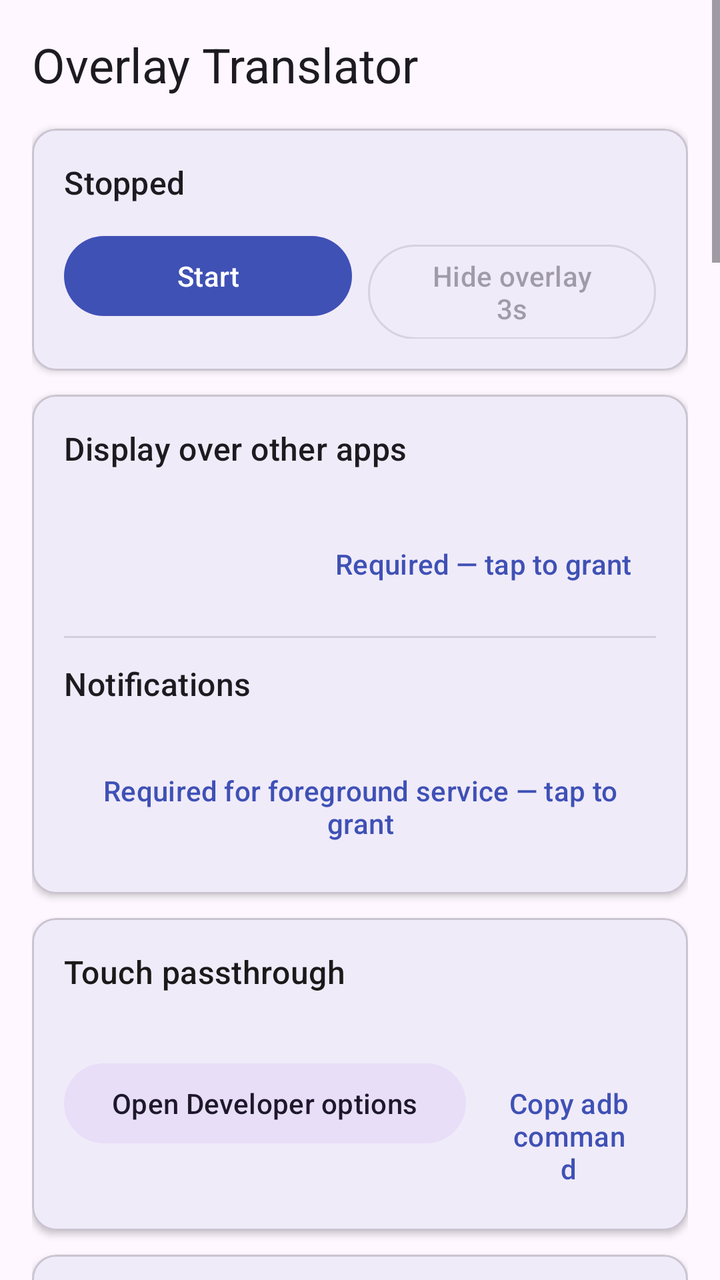
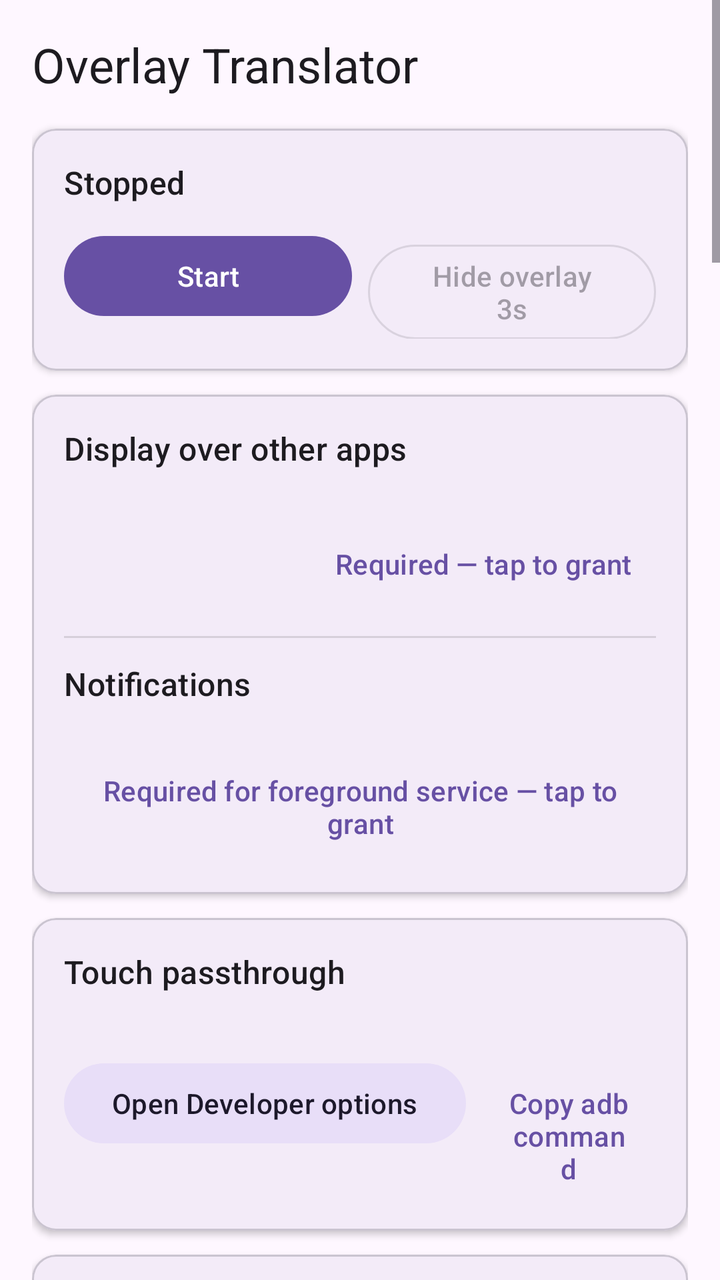

Compare the two renders of this Android layout. The source of the first and the diff that turns it into the second are given below.
<!-- AndroidManifest.xml: application theme Theme.OverlayTranslator -->
<!-- res/layout/activity_main.xml -->
<?xml version="1.0" encoding="utf-8"?>
<ScrollView xmlns:android="http://schemas.android.com/apk/res/android"
    xmlns:app="http://schemas.android.com/apk/res-auto"
    android:id="@+id/settings_root"
    android:layout_width="match_parent"
    android:layout_height="match_parent"
    android:fillViewport="true">

    <LinearLayout
        android:layout_width="match_parent"
        android:layout_height="wrap_content"
        android:orientation="vertical"
        android:padding="16dp">

        <TextView
            android:layout_width="match_parent"
            android:layout_height="wrap_content"
            android:text="@string/home_title"
            android:textAppearance="?attr/textAppearanceHeadlineSmall" />

        
        <com.google.android.material.card.MaterialCardView
            android:layout_width="match_parent"
            android:layout_height="wrap_content"
            android:layout_marginTop="16dp"
            app:cardCornerRadius="12dp"
            app:cardElevation="2dp">

            <LinearLayout
                android:layout_width="match_parent"
                android:layout_height="wrap_content"
                android:orientation="vertical"
                android:padding="16dp">

                <TextView
                    android:id="@+id/statusText"
                    android:layout_width="match_parent"
                    android:layout_height="wrap_content"
                    android:text="@string/status_stopped"
                    android:textAppearance="?attr/textAppearanceTitleMedium" />

                <LinearLayout
                    android:layout_width="match_parent"
                    android:layout_height="wrap_content"
                    android:layout_marginTop="12dp"
                    android:orientation="horizontal">

                    <com.google.android.material.button.MaterialButton
                        android:id="@+id/startStopButton"
                        android:layout_width="0dp"
                        android:layout_height="wrap_content"
                        android:layout_weight="1"
                        android:text="@string/btn_start" />

                    <com.google.android.material.button.MaterialButton
                        android:id="@+id/hideOverlayButton"
                        style="@style/Widget.Material3.Button.OutlinedButton"
                        android:layout_width="0dp"
                        android:layout_height="wrap_content"
                        android:layout_marginStart="8dp"
                        android:layout_weight="1"
                        android:enabled="false"
                        android:text="@string/btn_hide_overlay" />
                </LinearLayout>
            </LinearLayout>
        </com.google.android.material.card.MaterialCardView>

        
        <com.google.android.material.card.MaterialCardView
            android:layout_width="match_parent"
            android:layout_height="wrap_content"
            android:layout_marginTop="12dp"
            app:cardCornerRadius="12dp"
            app:cardElevation="2dp">

            <LinearLayout
                android:layout_width="match_parent"
                android:layout_height="wrap_content"
                android:orientation="vertical"
                android:padding="16dp">

                <TextView
                    android:layout_width="match_parent"
                    android:layout_height="wrap_content"
                    android:text="@string/perm_overlay_title"
                    android:textAppearance="?attr/textAppearanceTitleMedium" />

                <TextView
                    android:id="@+id/overlayPermStatus"
                    android:layout_width="match_parent"
                    android:layout_height="wrap_content"
                    android:layout_marginTop="4dp"
                    android:textAppearance="?attr/textAppearanceBodyMedium" />

                <com.google.android.material.button.MaterialButton
                    android:id="@+id/overlayPermButton"
                    style="@style/Widget.Material3.Button.TextButton"
                    android:layout_width="wrap_content"
                    android:layout_height="wrap_content"
                    android:layout_gravity="end"
                    android:text="@string/perm_overlay_missing" />

                <View
                    android:layout_width="match_parent"
                    android:layout_height="1dp"
                    android:layout_marginVertical="12dp"
                    android:background="?android:attr/listDivider" />

                <TextView
                    android:layout_width="match_parent"
                    android:layout_height="wrap_content"
                    android:text="@string/perm_notifications_title"
                    android:textAppearance="?attr/textAppearanceTitleMedium" />

                <TextView
                    android:id="@+id/notifPermStatus"
                    android:layout_width="match_parent"
                    android:layout_height="wrap_content"
                    android:layout_marginTop="4dp"
                    android:textAppearance="?attr/textAppearanceBodyMedium" />

                <com.google.android.material.button.MaterialButton
                    android:id="@+id/notifPermButton"
                    style="@style/Widget.Material3.Button.TextButton"
                    android:layout_width="wrap_content"
                    android:layout_height="wrap_content"
                    android:layout_gravity="end"
                    android:text="@string/perm_notifications_missing" />
            </LinearLayout>
        </com.google.android.material.card.MaterialCardView>

        
        <com.google.android.material.card.MaterialCardView
            android:id="@+id/touchSetupCard"
            android:layout_width="match_parent"
            android:layout_height="wrap_content"
            android:layout_marginTop="12dp"
            app:cardCornerRadius="12dp"
            app:cardElevation="2dp">

            <LinearLayout
                android:layout_width="match_parent"
                android:layout_height="wrap_content"
                android:orientation="vertical"
                android:padding="16dp">

                <TextView
                    android:layout_width="match_parent"
                    android:layout_height="wrap_content"
                    android:text="@string/touch_setup_title"
                    android:textColor="#FF1A1A1A"
                    android:textAppearance="?attr/textAppearanceTitleMedium" />

                <TextView
                    android:id="@+id/touchSetupStatus"
                    android:layout_width="match_parent"
                    android:layout_height="wrap_content"
                    android:layout_marginTop="4dp"
                    android:textColor="#FF1A1A1A"
                    android:textAppearance="?attr/textAppearanceBodyMedium" />

                <LinearLayout
                    android:id="@+id/touchSetupActions"
                    android:layout_width="match_parent"
                    android:layout_height="wrap_content"
                    android:layout_marginTop="8dp"
                    android:orientation="horizontal">

                    <com.google.android.material.button.MaterialButton
                        android:id="@+id/openDevOptionsButton"
                        style="@style/Widget.Material3.Button.TonalButton"
                        android:layout_width="wrap_content"
                        android:layout_height="wrap_content"
                        android:text="@string/touch_setup_open_settings" />

                    <com.google.android.material.button.MaterialButton
                        android:id="@+id/copyAdbButton"
                        style="@style/Widget.Material3.Button.TextButton"
                        android:layout_width="wrap_content"
                        android:layout_height="wrap_content"
                        android:layout_marginStart="8dp"
                        android:text="@string/touch_setup_copy_adb" />
                </LinearLayout>
            </LinearLayout>
        </com.google.android.material.card.MaterialCardView>

        
        <com.google.android.material.card.MaterialCardView
            android:layout_width="match_parent"
            android:layout_height="wrap_content"
            android:layout_marginTop="12dp"
            app:cardCornerRadius="12dp"
            app:cardElevation="2dp">

            <LinearLayout
                android:layout_width="match_parent"
                android:layout_height="wrap_content"
                android:orientation="vertical"
                android:padding="16dp">

                <TextView
                    android:layout_width="match_parent"
                    android:layout_height="wrap_content"
                    android:text="@string/settings_language"
                    android:textAppearance="?attr/textAppearanceTitleMedium" />

                <Spinner
                    android:id="@+id/languageSpinner"
                    android:layout_width="match_parent"
                    android:layout_height="wrap_content"
                    android:layout_marginTop="4dp"
                    android:entries="@array/source_language_labels" />

                <TextView
                    android:layout_width="match_parent"
                    android:layout_height="wrap_content"
                    android:layout_marginTop="16dp"
                    android:text="@string/settings_backend"
                    android:textAppearance="?attr/textAppearanceTitleMedium" />

                <Spinner
                    android:id="@+id/backendSpinner"
                    android:layout_width="match_parent"
                    android:layout_height="wrap_content"
                    android:layout_marginTop="4dp"
                    android:entries="@array/backend_labels" />

                <TextView
                    android:id="@+id/fpsLabel"
                    android:layout_width="match_parent"
                    android:layout_height="wrap_content"
                    android:layout_marginTop="16dp"
                    android:text="@string/settings_fps"
                    android:textAppearance="?attr/textAppearanceTitleMedium" />

                <TextView
                    android:layout_width="match_parent"
                    android:layout_height="wrap_content"
                    android:layout_marginTop="2dp"
                    android:text="@string/settings_fps_desc"
                    android:textAppearance="?attr/textAppearanceBodySmall" />

                <SeekBar
                    android:id="@+id/fpsSeekBar"
                    android:layout_width="match_parent"
                    android:layout_height="wrap_content"
                    android:layout_marginTop="4dp"
                    android:max="19"
                    android:progress="4" />

                <TextView
                    android:id="@+id/opacityLabel"
                    android:layout_width="match_parent"
                    android:layout_height="wrap_content"
                    android:layout_marginTop="16dp"
                    android:text="@string/settings_opacity"
                    android:textAppearance="?attr/textAppearanceTitleMedium" />

                <TextView
                    android:layout_width="match_parent"
                    android:layout_height="wrap_content"
                    android:layout_marginTop="2dp"
                    android:text="@string/settings_opacity_desc"
                    android:textAppearance="?attr/textAppearanceBodySmall" />

                <SeekBar
                    android:id="@+id/opacitySeekBar"
                    android:layout_width="match_parent"
                    android:layout_height="wrap_content"
                    android:layout_marginTop="4dp"
                    android:max="100"
                    android:progress="90" />

                <TextView
                    android:id="@+id/forceLabel"
                    android:layout_width="match_parent"
                    android:layout_height="wrap_content"
                    android:layout_marginTop="16dp"
                    android:text="@string/settings_force_every"
                    android:textAppearance="?attr/textAppearanceTitleMedium" />

                <TextView
                    android:layout_width="match_parent"
                    android:layout_height="wrap_content"
                    android:layout_marginTop="2dp"
                    android:text="@string/settings_force_every_desc"
                    android:textAppearance="?attr/textAppearanceBodySmall" />

                <SeekBar
                    android:id="@+id/forceSeekBar"
                    android:layout_width="match_parent"
                    android:layout_height="wrap_content"
                    android:layout_marginTop="4dp"
                    android:max="14"
                    android:progress="4" />

                <TextView
                    android:id="@+id/changeLabel"
                    android:layout_width="match_parent"
                    android:layout_height="wrap_content"
                    android:layout_marginTop="16dp"
                    android:text="@string/settings_change_pct"
                    android:textAppearance="?attr/textAppearanceTitleMedium" />

                <TextView
                    android:layout_width="match_parent"
                    android:layout_height="wrap_content"
                    android:layout_marginTop="2dp"
                    android:text="@string/settings_change_pct_desc"
                    android:textAppearance="?attr/textAppearanceBodySmall" />

                <SeekBar
                    android:id="@+id/changeSeekBar"
                    android:layout_width="match_parent"
                    android:layout_height="wrap_content"
                    android:layout_marginTop="4dp"
                    android:max="50"
                    android:progress="6" />

                <TextView
                    android:id="@+id/ocrConfLabel"
                    android:layout_width="match_parent"
                    android:layout_height="wrap_content"
                    android:layout_marginTop="16dp"
                    android:text="@string/settings_ocr_conf"
                    android:textAppearance="?attr/textAppearanceTitleMedium" />

                <TextView
                    android:layout_width="match_parent"
                    android:layout_height="wrap_content"
                    android:layout_marginTop="2dp"
                    android:text="@string/settings_ocr_conf_desc"
                    android:textAppearance="?attr/textAppearanceBodySmall" />

                <SeekBar
                    android:id="@+id/ocrConfSeekBar"
                    android:layout_width="match_parent"
                    android:layout_height="wrap_content"
                    android:layout_marginTop="4dp"
                    android:max="95"
                    android:progress="50" />

                <TextView
                    android:id="@+id/lineGapLabel"
                    android:layout_width="match_parent"
                    android:layout_height="wrap_content"
                    android:layout_marginTop="16dp"
                    android:text="@string/settings_line_gap"
                    android:textAppearance="?attr/textAppearanceTitleMedium" />

                <TextView
                    android:layout_width="match_parent"
                    android:layout_height="wrap_content"
                    android:layout_marginTop="2dp"
                    android:text="@string/settings_line_gap_desc"
                    android:textAppearance="?attr/textAppearanceBodySmall" />

                <SeekBar
                    android:id="@+id/lineGapSeekBar"
                    android:layout_width="match_parent"
                    android:layout_height="wrap_content"
                    android:layout_marginTop="4dp"
                    android:max="13"
                    android:progress="5" />

                <TextView
                    android:id="@+id/pacingLabel"
                    android:layout_width="match_parent"
                    android:layout_height="wrap_content"
                    android:layout_marginTop="16dp"
                    android:text="@string/settings_pacing"
                    android:textAppearance="?attr/textAppearanceTitleMedium" />

                <TextView
                    android:layout_width="match_parent"
                    android:layout_height="wrap_content"
                    android:layout_marginTop="2dp"
                    android:text="@string/settings_pacing_desc"
                    android:textAppearance="?attr/textAppearanceBodySmall" />

                <SeekBar
                    android:id="@+id/pacingSeekBar"
                    android:layout_width="match_parent"
                    android:layout_height="wrap_content"
                    android:layout_marginTop="4dp"
                    android:max="19"
                    android:progress="1" />

                <TextView
                    android:id="@+id/twDeferLabel"
                    android:layout_width="match_parent"
                    android:layout_height="wrap_content"
                    android:layout_marginTop="16dp"
                    android:text="@string/settings_tw_defer"
                    android:textAppearance="?attr/textAppearanceTitleMedium" />

                <TextView
                    android:layout_width="match_parent"
                    android:layout_height="wrap_content"
                    android:layout_marginTop="2dp"
                    android:text="@string/settings_tw_defer_desc"
                    android:textAppearance="?attr/textAppearanceBodySmall" />

                <SeekBar
                    android:id="@+id/twDeferSeekBar"
                    android:layout_width="match_parent"
                    android:layout_height="wrap_content"
                    android:layout_marginTop="4dp"
                    android:max="3"
                    android:progress="0" />

                <com.google.android.material.materialswitch.MaterialSwitch
                    android:id="@+id/syncSwitch"
                    android:layout_width="match_parent"
                    android:layout_height="wrap_content"
                    android:layout_marginTop="16dp"
                    android:text="@string/settings_sync_display"
                    android:textAppearance="?attr/textAppearanceTitleMedium" />

                <TextView
                    android:layout_width="match_parent"
                    android:layout_height="wrap_content"
                    android:layout_marginTop="2dp"
                    android:text="@string/settings_sync_display_desc"
                    android:textAppearance="?attr/textAppearanceBodySmall" />

                <TextView
                    android:id="@+id/clearAfterLabel"
                    android:layout_width="match_parent"
                    android:layout_height="wrap_content"
                    android:layout_marginTop="16dp"
                    android:text="@string/settings_clear_after"
                    android:textAppearance="?attr/textAppearanceTitleMedium" />

                <TextView
                    android:layout_width="match_parent"
                    android:layout_height="wrap_content"
                    android:layout_marginTop="2dp"
                    android:text="@string/settings_clear_after_desc"
                    android:textAppearance="?attr/textAppearanceBodySmall" />

                <SeekBar
                    android:id="@+id/clearAfterSeekBar"
                    android:layout_width="match_parent"
                    android:layout_height="wrap_content"
                    android:layout_marginTop="4dp"
                    android:max="4"
                    android:progress="1" />

                <com.google.android.material.materialswitch.MaterialSwitch
                    android:id="@+id/overflowSwitch"
                    android:layout_width="match_parent"
                    android:layout_height="wrap_content"
                    android:layout_marginTop="16dp"
                    android:text="@string/settings_text_overflow"
                    android:textAppearance="?attr/textAppearanceTitleMedium" />

                <TextView
                    android:layout_width="match_parent"
                    android:layout_height="wrap_content"
                    android:layout_marginTop="2dp"
                    android:text="@string/settings_text_overflow_desc"
                    android:textAppearance="?attr/textAppearanceBodySmall" />

                <com.google.android.material.materialswitch.MaterialSwitch
                    android:id="@+id/normalizeSwitch"
                    android:layout_width="match_parent"
                    android:layout_height="wrap_content"
                    android:layout_marginTop="16dp"
                    android:text="@string/settings_normalize_cache"
                    android:textAppearance="?attr/textAppearanceTitleMedium" />

                <TextView
                    android:layout_width="match_parent"
                    android:layout_height="wrap_content"
                    android:layout_marginTop="2dp"
                    android:text="@string/settings_normalize_cache_desc"
                    android:textAppearance="?attr/textAppearanceBodySmall" />

                <com.google.android.material.materialswitch.MaterialSwitch
                    android:id="@+id/audioSwitch"
                    android:layout_width="match_parent"
                    android:layout_height="wrap_content"
                    android:layout_marginTop="16dp"
                    android:text="@string/settings_audio"
                    android:textAppearance="?attr/textAppearanceTitleMedium" />

                <TextView
                    android:layout_width="match_parent"
                    android:layout_height="wrap_content"
                    android:layout_marginTop="2dp"
                    android:text="@string/settings_audio_desc"
                    android:textAppearance="?attr/textAppearanceBodySmall" />

                <TextView
                    android:layout_width="match_parent"
                    android:layout_height="wrap_content"
                    android:layout_marginTop="16dp"
                    android:text="@string/settings_audio_quality"
                    android:textAppearance="?attr/textAppearanceTitleMedium" />

                <Spinner
                    android:id="@+id/audioQualitySpinner"
                    android:layout_width="match_parent"
                    android:layout_height="wrap_content"
                    android:layout_marginTop="4dp"
                    android:entries="@array/audio_quality_labels" />

                <TextView
                    android:layout_width="match_parent"
                    android:layout_height="wrap_content"
                    android:layout_marginTop="2dp"
                    android:text="@string/settings_audio_quality_desc"
                    android:textAppearance="?attr/textAppearanceBodySmall" />

                <TextView
                    android:id="@+id/modelUrlLabel"
                    android:layout_width="match_parent"
                    android:layout_height="wrap_content"
                    android:layout_marginTop="16dp"
                    android:text="@string/settings_model_url"
                    android:textAppearance="?attr/textAppearanceTitleMedium" />

                <TextView
                    android:layout_width="match_parent"
                    android:layout_height="wrap_content"
                    android:layout_marginTop="2dp"
                    android:text="@string/settings_model_url_desc"
                    android:textAppearance="?attr/textAppearanceBodySmall" />

                <EditText
                    android:id="@+id/modelUrlInput"
                    android:layout_width="match_parent"
                    android:layout_height="wrap_content"
                    android:layout_marginTop="4dp"
                    android:inputType="textUri"
                    android:maxLines="3"
                    android:importantForAutofill="no" />

                <com.google.android.material.button.MaterialButton
                    android:id="@+id/downloadModelButton"
                    style="@style/Widget.Material3.Button.TonalButton"
                    android:layout_width="match_parent"
                    android:layout_height="wrap_content"
                    android:layout_marginTop="16dp"
                    android:text="@string/btn_download_model" />

                <TextView
                    android:layout_width="match_parent"
                    android:layout_height="wrap_content"
                    android:layout_marginTop="8dp"
                    android:autoLink="web"
                    android:text="@string/model_origin"
                    android:textAppearance="?attr/textAppearanceBodySmall" />

                <com.google.android.material.button.MaterialButton
                    android:id="@+id/glossaryButton"
                    style="@style/Widget.Material3.Button.TonalButton"
                    android:layout_width="match_parent"
                    android:layout_height="wrap_content"
                    android:layout_marginTop="8dp"
                    android:text="@string/btn_glossary" />

                <TextView
                    android:id="@+id/cacheSizeText"
                    android:layout_width="match_parent"
                    android:layout_height="wrap_content"
                    android:layout_marginTop="16dp"
                    android:text="@string/cache_size_label"
                    android:textAppearance="?attr/textAppearanceBodyMedium" />

                <LinearLayout
                    android:layout_width="match_parent"
                    android:layout_height="wrap_content"
                    android:layout_marginTop="8dp"
                    android:orientation="horizontal">

                    <com.google.android.material.button.MaterialButton
                        android:id="@+id/exportSettingsButton"
                        style="@style/Widget.Material3.Button.OutlinedButton"
                        android:layout_width="0dp"
                        android:layout_height="wrap_content"
                        android:layout_weight="1"
                        android:text="@string/btn_export_settings" />

                    <com.google.android.material.button.MaterialButton
                        android:id="@+id/importSettingsButton"
                        style="@style/Widget.Material3.Button.OutlinedButton"
                        android:layout_width="0dp"
                        android:layout_height="wrap_content"
                        android:layout_marginStart="8dp"
                        android:layout_weight="1"
                        android:text="@string/btn_import_settings" />
                </LinearLayout>

                <LinearLayout
                    android:layout_width="match_parent"
                    android:layout_height="wrap_content"
                    android:layout_marginTop="8dp"
                    android:orientation="horizontal">

                    <com.google.android.material.button.MaterialButton
                        android:id="@+id/exportCacheButton"
                        style="@style/Widget.Material3.Button.OutlinedButton"
                        android:layout_width="0dp"
                        android:layout_height="wrap_content"
                        android:layout_weight="1"
                        android:text="@string/btn_export_cache" />

                    <com.google.android.material.button.MaterialButton
                        android:id="@+id/importCacheButton"
                        style="@style/Widget.Material3.Button.OutlinedButton"
                        android:layout_width="0dp"
                        android:layout_height="wrap_content"
                        android:layout_marginStart="8dp"
                        android:layout_weight="1"
                        android:text="@string/btn_import_cache" />
                </LinearLayout>

                <com.google.android.material.button.MaterialButton
                    android:id="@+id/clearCacheButton"
                    style="@style/Widget.Material3.Button.OutlinedButton"
                    android:layout_width="match_parent"
                    android:layout_height="wrap_content"
                    android:layout_marginTop="8dp"
                    android:text="@string/btn_clear_cache" />
            </LinearLayout>
        </com.google.android.material.card.MaterialCardView>

        <View
            android:layout_width="match_parent"
            android:layout_height="24dp" />
    </LinearLayout>
</ScrollView>
<!-- resources referenced by this layout -->
<resources>
  <string name="btn_clear_cache">Clear translation cache</string>
  <string name="btn_download_model">Download model for selected language</string>
  <string name="btn_export_cache">Export cache</string>
  <string name="btn_export_settings">Export settings</string>
  <string name="btn_glossary">Edit glossary</string>
  <string name="btn_hide_overlay">Hide overlay 3s</string>
  <string name="btn_import_cache">Import cache</string>
  <string name="btn_import_settings">Import settings</string>
  <string name="btn_start">Start</string>
  <string name="cache_size_label">Cache size</string>
  <string name="home_title">Overlay Translator</string>
  <string name="perm_notifications_missing">Required for foreground service — tap to grant</string>
  <string name="perm_notifications_title">Notifications</string>
  <string name="perm_overlay_missing">Required — tap to grant</string>
  <string name="perm_overlay_title">Display over other apps</string>
  <string name="settings_audio">Audio subtitles</string>
  <string name="settings_audio_quality">Transcription quality</string>
  <string name="settings_audio_quality_desc">Fast is the default (small model, lowest delay). Accurate is slower and downloads a bigger model. Applies when capture restarts.</string>
  <string name="settings_backend">Translation backend</string>
  <string name="settings_change_pct">Frame change sensitivity</string>
  <string name="settings_change_pct_desc">How much of the screen must change before a frame is re-translated. 0% turns skipping off — every frame is translated. Applies when capture restarts.</string>
  <string name="settings_clear_after">Clear stalled boxes after</string>
  <string name="settings_force_every">Forced re-translate interval</string>
  <string name="settings_fps">Capture &amp; translate interval</string>
  <string name="settings_fps_desc">Time between screen capture and OCR + translation runs (100–2000 ms). Translations are cached and unchanged screens are skipped. Applies when capture restarts.</string>
  <string name="settings_language">Source language (text on screen)</string>
  <string name="settings_line_gap">Multi-line grouping gap</string>
  <string name="settings_model_url">Model base URL</string>
  <string name="settings_model_url_desc">Where offline OPUS-MT models are downloaded from. Files are fetched as &lt;URL&gt;/opus-mt-&lt;lang&gt;-en/*. Default: this project\'s GitHub raw models folder.</string>
  <string name="settings_normalize_cache">Normalize cache lookups</string>
  <string name="settings_ocr_conf">OCR confidence threshold</string>
  <string name="settings_opacity">Translation box opacity</string>
  <string name="settings_opacity_desc">Background opacity behind translated text (0 = invisible, 100 = solid).</string>
  <string name="settings_pacing">Remote request pacing</string>
  <string name="settings_pacing_desc">Minimum spacing between translation requests (100–2000 ms). Lower is snappier; too low risks rate limits. Applies when capture restarts.</string>
  <string name="settings_sync_display">Synchronous display</string>
  <string name="settings_text_overflow">Allow text overflow</string>
  <string name="settings_tw_defer">Typewriter defer</string>
  <string name="status_stopped">Stopped</string>
  <string name="touch_setup_copy_adb">Copy adb command</string>
  <string name="touch_setup_open_settings">Open Developer options</string>
  <string name="touch_setup_title">Touch passthrough</string>
  <style name="Theme.OverlayTranslator" parent="Theme.Material3.DayNight.NoActionBar">
          <item name="colorPrimary">#FF3F51B5</item>
          <item name="colorOnPrimary">#FFFFFFFF</item>
          <item name="android:statusBarColor">@android:color/transparent</item>
          <item name="android:navigationBarColor">@android:color/transparent</item>
      </style>
  <!-- unchanged entries left out for length: 13 -->
</resources>

<!-- the commit's change to res/layout/activity_main.xml (unified diff, before → after) -->
@@ -148,7 +148,7 @@
                     android:layout_width="match_parent"
                     android:layout_height="wrap_content"
                     android:text="@string/touch_setup_title"
-                    android:textColor="#FF1A1A1A"
+                    android:textColor="?attr/colorOnSurface"
                     android:textAppearance="?attr/textAppearanceTitleMedium" />
 
                 <TextView
@@ -156,7 +156,7 @@
                     android:layout_width="match_parent"
                     android:layout_height="wrap_content"
                     android:layout_marginTop="4dp"
-                    android:textColor="#FF1A1A1A"
+                    android:textColor="?attr/colorOnSurface"
                     android:textAppearance="?attr/textAppearanceBodyMedium" />
 
                 <LinearLayout
<!-- resource entries referenced after the edit -->
@@ -43,8 +43,6 @@
   <string name="touch_setup_open_settings">Open Developer options</string>
   <string name="touch_setup_title">Touch passthrough</string>
   <style name="Theme.OverlayTranslator" parent="Theme.Material3.DayNight.NoActionBar">
-          <item name="colorPrimary">#FF3F51B5</item>
-          <item name="colorOnPrimary">#FFFFFFFF</item>
           <item name="android:statusBarColor">@android:color/transparent</item>
           <item name="android:navigationBarColor">@android:color/transparent</item>
       </style>
